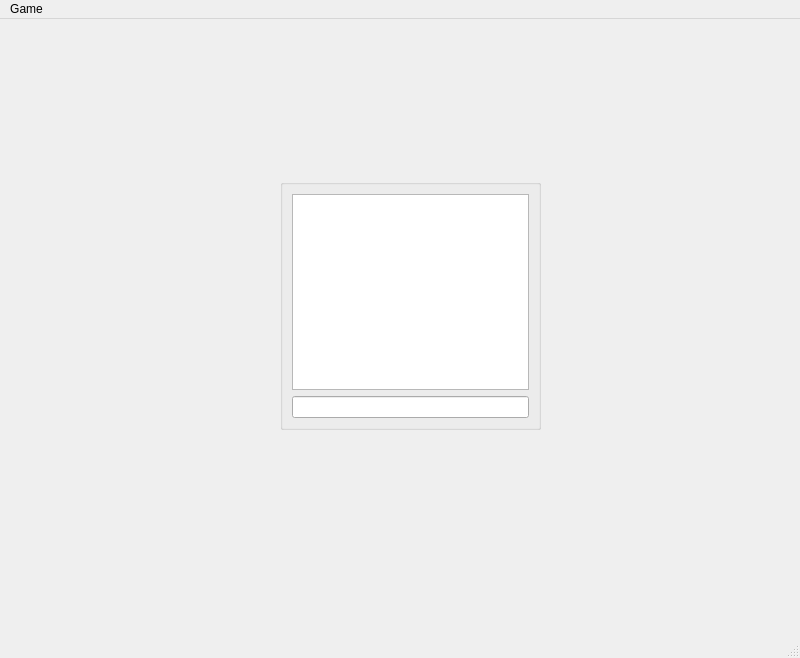
Above: trunk/client/mainwindow.ui from kubos741/kbang before the change. Below: the same form after it.
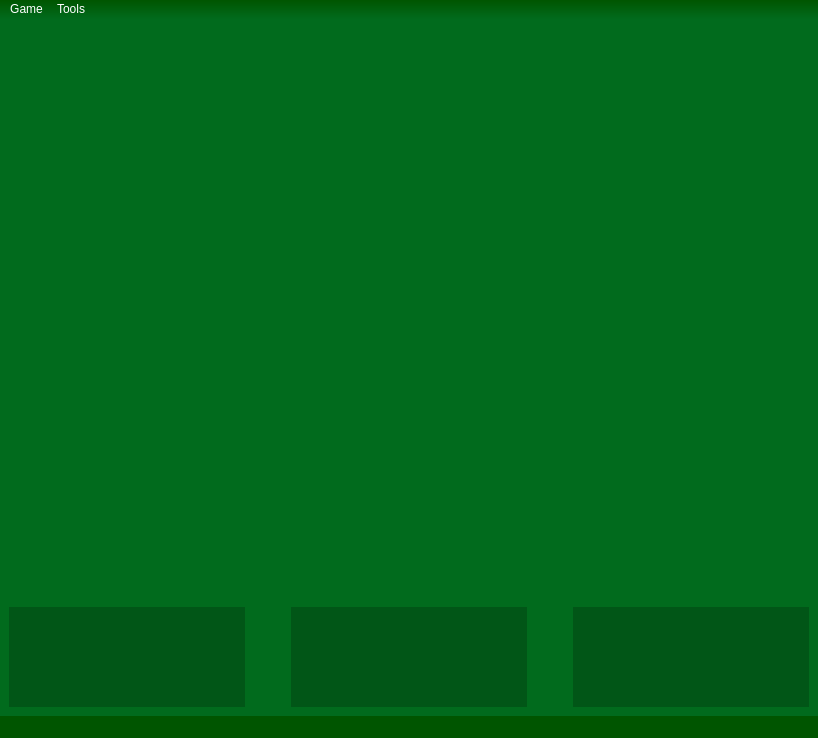
That is the form after the change. Icons and pictures are not drawn.

```diff
--- a/trunk/client/mainwindow.ui
+++ b/trunk/client/mainwindow.ui
@@ -5,57 +5,182 @@
    <rect>
     <x>0</x>
     <y>0</y>
-    <width>800</width>
-    <height>658</height>
+    <width>818</width>
+    <height>738</height>
    </rect>
   </property>
   <property name="windowTitle" >
    <string>MainWindow</string>
   </property>
+  <property name="autoFillBackground" >
+   <bool>false</bool>
+  </property>
+  <property name="styleSheet" >
+   <string notr="true" />
+  </property>
   <widget class="QWidget" name="centralwidget" >
-   <widget class="QGroupBox" name="groupBox" >
-    <property name="geometry" >
-     <rect>
-      <x>280</x>
-      <y>160</y>
-      <width>261</width>
-      <height>251</height>
-     </rect>
-    </property>
-    <property name="title" >
-     <string/>
-    </property>
-    <layout class="QGridLayout" name="gridLayout" >
-     <item row="0" column="0" >
-      <widget class="QTextBrowser" name="textBrowser" />
-     </item>
-     <item row="1" column="0" >
-      <widget class="QLineEdit" name="lineEdit" />
-     </item>
-    </layout>
-   </widget>
+   <property name="autoFillBackground" >
+    <bool>false</bool>
+   </property>
+   <property name="styleSheet" >
+    <string notr="true" >
+background-color: rgb(1, 107, 29);</string>
+   </property>
+   <layout class="QVBoxLayout" name="verticalLayout" >
+    <item>
+     <spacer name="verticalSpacer" >
+      <property name="orientation" >
+       <enum>Qt::Vertical</enum>
+      </property>
+      <property name="sizeHint" stdset="0" >
+       <size>
+        <width>258</width>
+        <height>572</height>
+       </size>
+      </property>
+     </spacer>
+    </item>
+    <item>
+     <layout class="QHBoxLayout" name="horizontalLayout" >
+      <item>
+       <widget class="QFrame" name="mp_chatFrame" >
+        <property name="minimumSize" >
+         <size>
+          <width>150</width>
+          <height>0</height>
+         </size>
+        </property>
+        <property name="styleSheet" >
+         <string notr="true" >background-color: rgba(0, 0, 0, 50);</string>
+        </property>
+        <property name="frameShape" >
+         <enum>QFrame::NoFrame</enum>
+        </property>
+        <property name="frameShadow" >
+         <enum>QFrame::Raised</enum>
+        </property>
+       </widget>
+      </item>
+      <item>
+       <spacer name="horizontalSpacer" >
+        <property name="orientation" >
+         <enum>Qt::Horizontal</enum>
+        </property>
+        <property name="sizeType" >
+         <enum>QSizePolicy::Minimum</enum>
+        </property>
+        <property name="sizeHint" stdset="0" >
+         <size>
+          <width>40</width>
+          <height>20</height>
+         </size>
+        </property>
+       </spacer>
+      </item>
+      <item>
+       <widget class="QFrame" name="mp_playerFrame" >
+        <property name="minimumSize" >
+         <size>
+          <width>200</width>
+          <height>100</height>
+         </size>
+        </property>
+        <property name="styleSheet" >
+         <string notr="true" >background-color: rgba(0, 0, 0, 50);</string>
+        </property>
+        <property name="frameShadow" >
+         <enum>QFrame::Raised</enum>
+        </property>
+       </widget>
+      </item>
+      <item>
+       <spacer name="horizontalSpacer_2" >
+        <property name="orientation" >
+         <enum>Qt::Horizontal</enum>
+        </property>
+        <property name="sizeType" >
+         <enum>QSizePolicy::Minimum</enum>
+        </property>
+        <property name="sizeHint" stdset="0" >
+         <size>
+          <width>40</width>
+          <height>20</height>
+         </size>
+        </property>
+       </spacer>
+      </item>
+      <item>
+       <widget class="QFrame" name="mp_logFrame" >
+        <property name="minimumSize" >
+         <size>
+          <width>150</width>
+          <height>0</height>
+         </size>
+        </property>
+        <property name="styleSheet" >
+         <string notr="true" >background-color: rgba(0, 0, 0, 50);</string>
+        </property>
+        <property name="frameShadow" >
+         <enum>QFrame::Raised</enum>
+        </property>
+       </widget>
+      </item>
+     </layout>
+    </item>
+   </layout>
   </widget>
   <widget class="QMenuBar" name="menubar" >
    <property name="geometry" >
     <rect>
      <x>0</x>
      <y>0</y>
-     <width>800</width>
+     <width>818</width>
      <height>26</height>
     </rect>
    </property>
+   <property name="autoFillBackground" >
+    <bool>false</bool>
+   </property>
+   <property name="styleSheet" >
+    <string notr="true" >background-color: qlineargradient(spread:pad, x1:0.5, y1:0, x2:0.5, y2:1, stop:0 rgba(0, 85, 0, 255), stop:1 rgba(1, 107, 29, 255));
+color: rgb(255, 255, 255);
+</string>
+   </property>
    <widget class="QMenu" name="menuGame" >
     <property name="title" >
      <string>Game</string>
     </property>
-    <addaction name="actionJoin_Server" />
-    <addaction name="actionJoin_Game" />
-    <addaction name="actionQuit" />
+    <addaction name="mp_actionConnectToServer" />
+    <addaction name="mp_actionDisconnectFromServer" />
+    <addaction name="separator" />
+    <addaction name="mp_actionJoinGame" />
+    <addaction name="mp_actionLeaveGame" />
+    <addaction name="mp_actionExit" />
+   </widget>
+   <widget class="QMenu" name="menuTools" >
+    <property name="styleSheet" >
+     <string notr="true" >background-color: rgb(0, 107, 0);</string>
+    </property>
+    <property name="title" >
+     <string>Tools</string>
+    </property>
+    <addaction name="actionConfigure_Profile" />
    </widget>
    <addaction name="menuGame" />
+   <addaction name="menuTools" />
   </widget>
-  <widget class="QStatusBar" name="statusbar" />
-  <action name="actionJoin_Server" >
+  <widget class="QStatusBar" name="mp_statusbar" >
+   <property name="styleSheet" >
+    <string notr="true" >background-color: rgba(0, 85, 0, 255);
+color: rgb(255, 255, 255);
+</string>
+   </property>
+  </widget>
+  <action name="mp_actionConnectToServer" >
+   <property name="icon" >
+    <iconset resource="client.qrc" >
+     <normaloff>:/icons/images/icon-connect.svg</normaloff>:/icons/images/icon-connect.svg</iconset>
+   </property>
    <property name="text" >
     <string>Join Server</string>
    </property>
```
Left out of the diff: 51 changed lines with no effect on the pictures.
